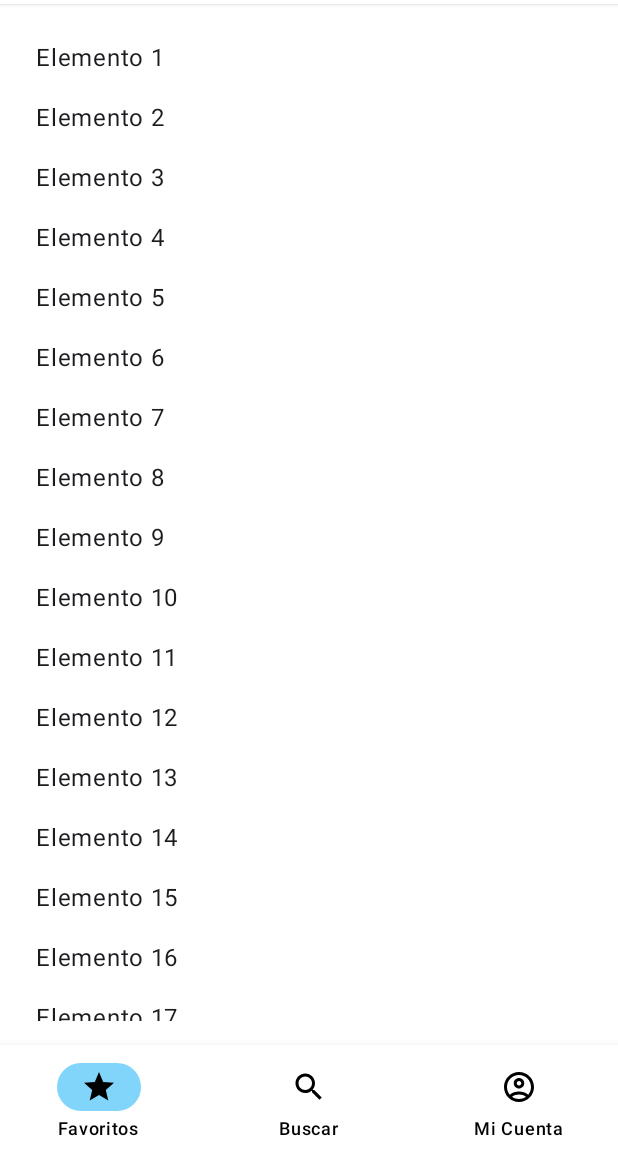
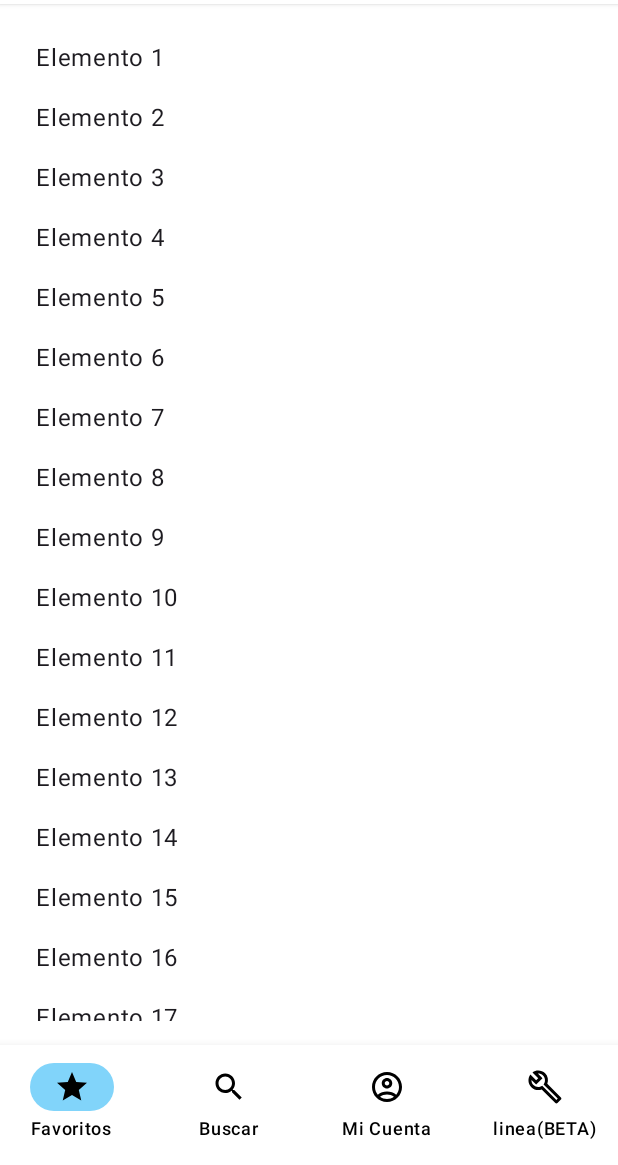
Before and after one commit to Droidinfinity/TFG_UBusTrip, an Android app built with Jetpack Compose: the screen it shows after launch (MainActivity), on a phone screen of 412 x 824 dp, the part 71-1236 px from its top. Run offline under Robolectric (Android 15) with nearby library versions, the phone set to English and light mode, and no system bars; our stand-ins replace Firebase (no records; nobody signed in at launch, a user with empty details on screens opened directly), accompanist; Roboto replaces fonts that are not available here.

Commit message:
MobileTask7: Diseñando la linea con puntos

```diff
--- a/app/src/main/java/com/upm/ubustrip/appNavigation/AppNavigation.kt
+++ b/app/src/main/java/com/upm/ubustrip/appNavigation/AppNavigation.kt
@@ -17,6 +17,7 @@ import com.upm.ubustrip.features.register.SignUp
 import com.upm.ubustrip.features.search.SearchScreen
 import com.upm.ubustrip.database.LoginViewModel
 import com.upm.ubustrip.database.DBViewModel
+import com.upm.ubustrip.features.linea.LineaRTScreen
 
 @Composable
 fun AppNavigation(){
@@ -38,7 +39,7 @@ fun AppNavigation(){
         composable(route = AppScreens.AccountScreen.route) { MyAccountScreen(navController, loginViewModel = loginViewModel) }
         composable(route = AppScreens.RegisterScreen.route){ SignUp(navController = navController,newAccountViewModel, loginViewModel = loginViewModel) }
         composable(route = AppScreens.ForgotUPasswordScreen.route){ ForgotUPasswordScreen(loginViewModel = loginViewModel, navController = navController, forgotUPassViewModel = forgotUPassWordViewModel) }
-
+        composable(route = AppScreens.LineaRTScreen.route){ LineaRTScreen() }
     }
 
 }
--- a/app/src/main/java/com/upm/ubustrip/appNavigation/Screens.kt
+++ b/app/src/main/java/com/upm/ubustrip/appNavigation/Screens.kt
@@ -10,5 +10,5 @@ sealed class AppScreens(val route: String){
     object AccountScreen : AppScreens(route = "accountScreen")
     object RegisterScreen : AppScreens(route = "registerScreen")
     object ForgotUPasswordScreen : AppScreens(route = "forgotUPasswordScreen")
-
+    object LineaRTScreen : AppScreens(route = "lineaRTScreen")
 }
--- a/app/src/main/java/com/upm/ubustrip/features/menu/MenuScreen.kt
+++ b/app/src/main/java/com/upm/ubustrip/features/menu/MenuScreen.kt
@@ -4,9 +4,11 @@ import android.annotation.SuppressLint
 import androidx.compose.foundation.layout.fillMaxSize
 import androidx.compose.material.icons.Icons
 import androidx.compose.material.icons.filled.AccountCircle
+import androidx.compose.material.icons.filled.Build
 import androidx.compose.material.icons.filled.Search
 import androidx.compose.material.icons.filled.Star
 import androidx.compose.material.icons.outlined.AccountCircle
+import androidx.compose.material.icons.outlined.Build
 import androidx.compose.material.icons.outlined.Search
 import androidx.compose.material.icons.outlined.Star
 import androidx.compose.material3.Scaffold
@@ -67,8 +69,15 @@ fun Menu(
         navLocation = accountNavigation
     )
 
+    val linea = TabBarItem(
+        title = "linea(BETA)",
+        selectedIcon = Icons.Filled.Build,
+        unselectedIcon = Icons.Outlined.Build,
+        navLocation = "lineaRTScreen"
+    )
 
-    val tabBarItems = listOf(homeTab, settingsTab, moreTab)
+
+    val tabBarItems = listOf(homeTab, settingsTab, moreTab,linea)
 
 
 
```
Also changed, not shown: app/src/main/java/com/upm/ubustrip/features/linea/LineaRTScreen.kt (added, +81 -0 lines), app/src/main/java/com/upm/ubustrip/models/Cordenadas.kt (added, +18 -0 lines).
